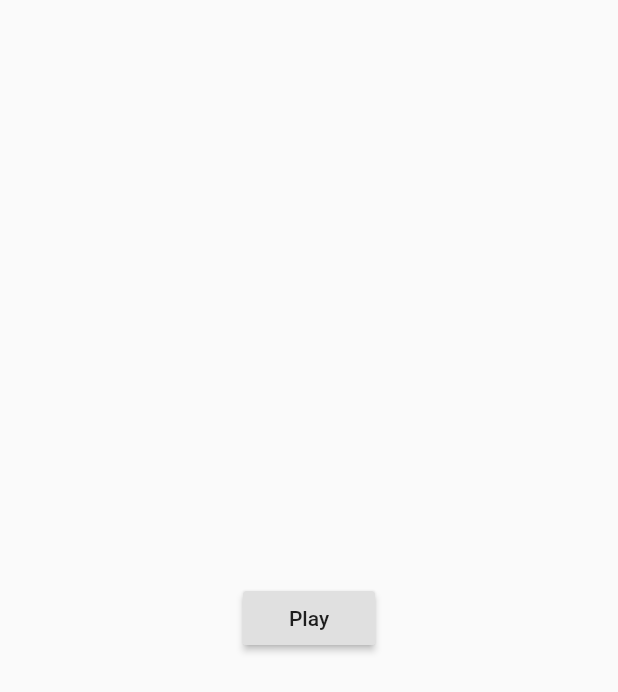
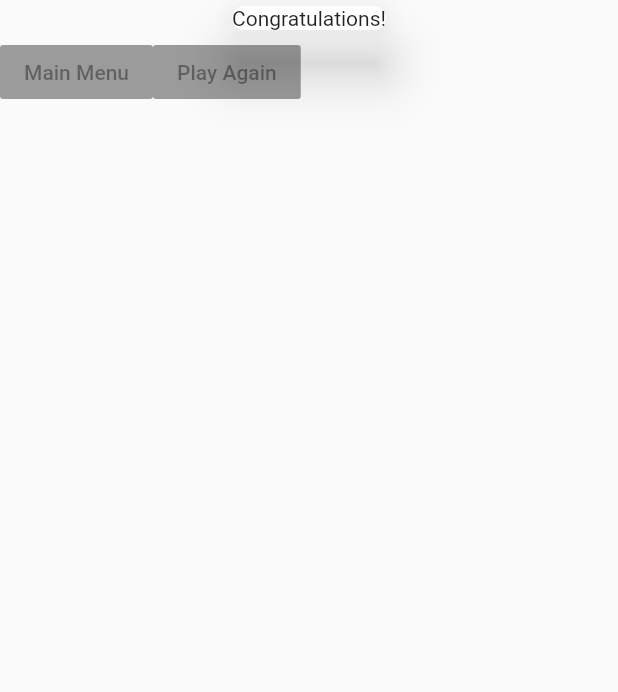
Before and after one commit to jlaskowska/quiz, a Flutter app: the screen it shows after launch, on a phone screen of 412 x 824 dp. Shown: the top 692 px of the screen. Run offline on Flutter 3.47's test engine with Material 2 defaults, Android fonts, the phone set to English and light mode, and no system bars.

Commit message:
Added ColorConfig.

```diff
--- /dev/null
+++ b/lib/configs/app_colors.dart
@@ -0,0 +1,10 @@
+import 'dart:ui';
+
+class AppColors {
+  static const darkSlateGray = const Color(0xff252c4a);
+  static const darkSlateBlue = const Color(0xff484e71);
+  static const darkSlateGrayBorder = const Color(0xff204968);
+  static const dodgerBlue = const Color(0xff2a85e3);
+  static const progressGradientStart = const Color(0xfff4556d);
+  static const progressGradientEnd = const Color(0xffb66ef6);
+}
--- a/lib/widgets/my_app.dart
+++ b/lib/widgets/my_app.dart
@@ -1,5 +1,6 @@
 import 'package:flutter/material.dart';
 import 'package:quiz/widgets/home_screen.dart';
+import 'package:quiz/widgets/result_screen.dart';
 
 class MyApp extends StatelessWidget {
   @override
@@ -7,7 +8,8 @@ class MyApp extends StatelessWidget {
     return MaterialApp(
       home: Scaffold(
         body: SafeArea(
-          child: HomeScreen(),
+          child: ResultScreen(),
+          // child: HomeScreen(),
         ),
       ),
     );
--- /dev/null
+++ b/lib/widgets/result_screen.dart
@@ -0,0 +1,37 @@
+import 'package:flutter/material.dart';
+
+class ResultScreen extends StatelessWidget {
+  final int numberOfQuestions;
+  final int numberOfCorrectAnswers;
+
+  ResultScreen({@required this.numberOfCorrectAnswers, @required this.numberOfQuestions});
+
+  @override
+  Widget build(BuildContext context) {
+    return Column(
+      children: <Widget>[
+        Card(
+          shape: RoundedRectangleBorder(
+            borderRadius: BorderRadius.circular(20),
+          ),
+          elevation: 15,
+          child: Column(
+            children: <Widget>[Text('Congratulations!')],
+          ),
+        ),
+        Row(
+          children: <Widget>[
+            RaisedButton(
+              child: Text('Main Menu'),
+              onPressed: null,
+            ),
+            RaisedButton(
+              child: Text('Play Again'),
+              onPressed: null,
+            ),
+          ],
+        ),
+      ],
+    );
+  }
+}
```
